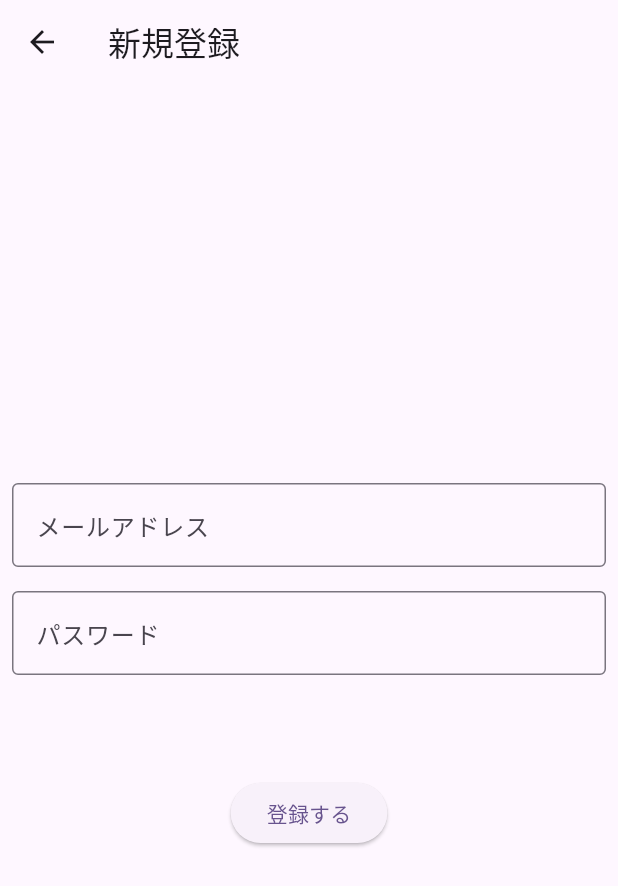
After one commit to koki-to/reference-app, a Flutter app: the screen it shows after launch, after a tap on "ログインする", after a tap on "新規登録", on a phone screen of 412 x 824 dp. The commit adds this screen. Shown: the top 886 px of the screen. Run offline on Flutter 3.47's test engine with Material 3 defaults, Android fonts, the phone set to English and light mode, and no system bars; our stand-ins replace auto_route, cloud_firestore, firebase_auth, firebase_core, flutter_riverpod, freezed_annotation; accounts and stored records are empty; generated files the repository leaves out were written again; network calls fail.

Commit message:
feat: login処理の追加

```diff
--- /dev/null
+++ b/lib/common_widgets/basic_form_field.dart
@@ -0,0 +1,47 @@
+import 'package:flutter/material.dart';
+import 'package:flutter_riverpod/flutter_riverpod.dart';
+
+class BasicFormField extends ConsumerStatefulWidget {
+  const BasicFormField({
+    required this.onChanged,
+    required this.validator,
+    required this.hintText,
+    super.key,
+  });
+  final void Function(String)? onChanged;
+  final String? Function(String?)? validator;
+  final String? hintText;
+
+  @override
+  ConsumerState<ConsumerStatefulWidget> createState() => _BasicFormFieldState();
+}
+
+class _BasicFormFieldState extends ConsumerState<BasicFormField> {
+  late TextEditingController controller;
+
+  @override
+  void initState() {
+    super.initState();
+    controller = TextEditingController();
+  }
+
+  @override
+  void dispose() {
+    super.dispose();
+    controller.dispose();
+  }
+
+  @override
+  Widget build(BuildContext context) {
+    return TextFormField(
+      autovalidateMode: AutovalidateMode.onUserInteraction,
+      controller: controller,
+      onChanged: widget.onChanged,
+      validator: widget.validator,
+      decoration: InputDecoration(
+        hintText: widget.hintText,
+        border: const OutlineInputBorder(),
+      ),
+    );
+  }
+}
--- a/lib/config/router.dart
+++ b/lib/config/router.dart
@@ -7,5 +7,7 @@ class AppRouter extends $AppRouter {
   @override
   List<AutoRoute> get routes => [
         AutoRoute(page: LoginRoute.page, initial: true),
+        AutoRoute(page: TodoListRoute.page),
+        AutoRoute(page: SignupRoute.page),
       ];
 }
--- /dev/null
+++ b/lib/utils/exception/app_exception.dart
@@ -0,0 +1,9 @@
+/// アプリ内でerror関連で実装するクラス
+class AppException implements Exception {
+  const AppException({this.code, this.message = '不明なエラーが発生しました。'});
+
+  // ステータスコード等
+  final String? code;
+  // 例外処理の内容
+  final String? message;
+}
--- /dev/null
+++ b/lib/utils/firebase_auth_error_convert.dart
@@ -0,0 +1,22 @@
+import 'package:firebase_auth/firebase_auth.dart';
+
+String convertErrorMesseage(FirebaseAuthException e) {
+  switch (e.code) {
+    case 'invalid-email':
+      return 'メールアドレスが不正です。';
+    case 'wrong-password':
+      return 'パスワードが違います。';
+    case 'user-disabled':
+      return '指定されたユーザーは無効です。';
+    case 'user-not-found':
+      return '指定されたユーザーは存在しません。';
+    case 'operation-not-allowed':
+      return '指定されたユーザーはこの操作を許可していません。';
+    case 'too-many-requests':
+      return '指定されたユーザーはこの操作を許可していません。';
+    case 'email-already-exists':
+      return '指定されたメールアドレスは既に使用されています。';
+    default:
+      return '不明なエラーが発生しました';
+  }
+}
--- /dev/null
+++ b/lib/utils/validator.dart
@@ -0,0 +1,25 @@
+Validator get v => Validator();
+
+class Validator {
+  static final _emailRegExp = RegExp(r'^[^@]*@[^@]*$');
+
+  String? email(String? value) {
+    if (value == null || value.isEmpty) {
+      return 'メールアドレスを入力してください';
+    }
+    if (!_emailRegExp.hasMatch(value)) {
+      return '正しいメールアドレスを入力してください';
+    }
+    return null;
+  }
+
+  String? password(String? value) {
+    if (value == null || value.isEmpty) {
+      return 'パスワードを入力してください';
+    }
+    if (value.length < 8) {
+      return '8桁以上入力してください';
+    }
+    return null;
+  }
+}
--- a/lib/view/login/login_page.dart
+++ b/lib/view/login/login_page.dart
@@ -1,6 +1,14 @@
 import 'package:auto_route/auto_route.dart';
 import 'package:flutter/material.dart';
 import 'package:flutter_riverpod/flutter_riverpod.dart';
+
+import '../../common_widgets/alert_dialog.dart';
+import '../../common_widgets/basic_form_field.dart';
+import '../../config/providers.dart';
+import '../../config/router.gr.dart';
+import '../../model/entity/page_state.dart';
+import '../../utils/validator.dart';
+import 'login_controller.dart';
 
 @RoutePage()
 class LoginPage extends ConsumerWidget {
@@ -8,36 +16,21 @@ class LoginPage extends ConsumerWidget {
 
   @override
   Widget build(BuildContext context, WidgetRef ref) {
-    // ref.listen(loginControllerProvider, (_, state) async {
-    //   if (state.isLoading) {
-    //     ref.watch(overlayLoadingProvider.notifier).update((state) => true);
-    //     return;
-    //   }
-    //   await state.when(
-    //     data: (_) async {
-    //       ref.watch(overlayLoadingProvider.notifier).update((state) => false);
-    //       await context.router.replace(const HomeRoute());
-    //     },
-    //     error: (e, s) async {
-    //       ref.watch(overlayLoadingProvider.notifier).update((state) => false);
-    //       ref
-    //           .read(scaffoldMessengerServiceProvider)
-    //           .showSnackBar('エラーが発生しました。');
-    //     },
-    //     loading: () async {
-    //       ref.watch(overlayLoadingProvider.notifier).update((state) => true);
-    //     },
-    //   );
-    // });
-
-    // final state = ref.watch(loginControllerProvider);
-    final emialController = TextEditingController();
-    final passwordController = TextEditingController();
-    return Scaffold(
+    final formKey = ref.watch(formKeyProvider);
+    final controller = ref.watch(loginControllerProvider.notifier);
+    final pageState =
+        ref.watch(loginControllerProvider.select((value) => value.pageState));
+    return Stack(
+      children: [
+        Form(
+          key: formKey,
+          child: Scaffold(
             appBar: AppBar(
               title: const Text(
                 'ログイン画面',
+                style: TextStyle(color: Colors.white),
               ),
+              backgroundColor: Colors.blueAccent,
             ),
             body: Center(
               child: Column(
@@ -45,47 +38,71 @@ class LoginPage extends ConsumerWidget {
                 children: <Widget>[
                   Padding(
                     padding: const EdgeInsets.all(8),
-              child: TextFormField(
-                controller: emialController,
-                onChanged: (value) {},
-                decoration: const InputDecoration(
+                    child: BasicFormField(
+                      onChanged: (value) => controller.updateEmailAndPassword(
+                        email: value,
+                      ),
+                      validator: v.email,
                       hintText: 'メールアドレス',
-                  border: OutlineInputBorder(),
-                ),
                     ),
                   ),
                   Padding(
                     padding: const EdgeInsets.all(8),
-              child: TextFormField(
-                controller: passwordController,
-                onChanged: (value) {},
-                decoration: const InputDecoration(
+                    child: BasicFormField(
+                      onChanged: (value) => controller.updateEmailAndPassword(
+                        password: value,
+                      ),
+                      validator: v.password,
                       hintText: 'パスワード',
-                  border: OutlineInputBorder(),
+                    ),
+                  ),
+                  const SizedBox(height: 60),
+                  ElevatedButton(
+                    onPressed: () {
+                      if (formKey.currentState!.validate()) {
+                        controller.login().then(
+                              (value) => value
+                                  ? context.router
+                                      .replace(const TodoListRoute())
+                                  : null,
+                            );
+                      }
+                    },
+                    child: pageState is PageStateLoading
+                        ? const Text('確認中')
+                        : const Text('ログインする'),
+                  ),
+                  const SizedBox(height: 20),
+                  ElevatedButton(
+                    onPressed: () => context.router.push(const SignupRoute()),
+                    child: const Text('新規登録'),
+                  ),
+                ],
               ),
             ),
           ),
-            const SizedBox(height: 60),
-            // ElevatedButton(
-            //   onPressed: state.isLoading
-            //       ? null
-            //       : () async =>
-            //           ref.read(loginControllerProvider.notifier).login(
-            //                 email: emialController.text,
-            //                 password: passwordController.text,
-            //               ),
-            //   child: const Text('ログインする'),
-            // ),
-            // const SizedBox(height: 20),
-            // ElevatedButton(
-            //   onPressed: state.isLoading
-            //       ? null
-            //       : () => context.router.push(const SignupRoute()),
-            //   child: const Text('新規登録'),
-            // ),
-          ],
+        ),
+        if (pageState is PageStateLoading)
+          const Positioned.fill(
+            child: ColoredBox(
+              color: Colors.black38,
+              child: Center(child: CircularProgressIndicator()),
             ),
           ),
+        if (pageState is PageStateDialog)
+          Positioned.fill(
+            child: ColoredBox(
+              color: Colors.black38,
+              child: CostomAlertDialog(
+                onTap: () => controller.updatePageState(
+                  pageState: const PageState.none(),
+                ),
+                title: pageState.title!,
+                description: pageState.description!,
+              ),
+            ),
+          ),
+      ],
     );
   }
 }
--- /dev/null
+++ b/lib/view/sign_up/sign_up_page.dart
@@ -0,0 +1,60 @@
+import 'package:auto_route/auto_route.dart';
+import 'package:flutter/material.dart';
+import 'package:flutter_riverpod/flutter_riverpod.dart';
+
+import 'sign_up_controller.dart';
+
+@RoutePage()
+class SignupPage extends ConsumerWidget {
+  const SignupPage({super.key});
+
+  @override
+  Widget build(BuildContext context, WidgetRef ref) {
+    final controller = ref.watch(signUpControllerProvider);
+    final emialController = TextEditingController();
+    final passwordController = TextEditingController();
+    return Scaffold(
+      appBar: AppBar(
+        title: const Text('新規登録'),
+      ),
+      body: Center(
+        child: Column(
+          mainAxisAlignment: MainAxisAlignment.center,
+          children: [
+            Padding(
+              padding: const EdgeInsets.all(8),
+              child: TextFormField(
+                controller: emialController,
+                onChanged: (value) => controller.updateEmailAndPassword(
+                  email: value,
+                ),
+                decoration: const InputDecoration(
+                  hintText: 'メールアドレス',
+                  border: OutlineInputBorder(),
+                ),
+              ),
+            ),
+            Padding(
+              padding: const EdgeInsets.all(8),
+              child: TextFormField(
+                controller: passwordController,
+                onChanged: (value) => controller.updateEmailAndPassword(
+                  password: value,
+                ),
+                decoration: const InputDecoration(
+                  hintText: 'パスワード',
+                  border: OutlineInputBorder(),
+                ),
+              ),
+            ),
+            const SizedBox(height: 60),
+            ElevatedButton(
+              onPressed: controller.signUp,
+              child: const Text('登録する'),
+            ),
+          ],
+        ),
+      ),
+    );
+  }
+}
--- a/lib/view/todo_list/todo_list_page.dart
+++ b/lib/view/todo_list/todo_list_page.dart
@@ -1,3 +1,4 @@
+import 'package:auto_route/auto_route.dart';
 import 'package:flutter/material.dart';
 import 'package:flutter_riverpod/flutter_riverpod.dart';
 
@@ -6,6 +7,7 @@ import '../../model/entity/todo.dart';
 import '../todo_edit/todo_edit_page.dart';
 import 'todo_list_controller.dart';
 
+@RoutePage()
 class TodoListPage extends ConsumerWidget {
   const TodoListPage({super.key});
 
--- a/pubspec.yaml
+++ b/pubspec.yaml
@@ -11,6 +11,7 @@ dependencies:
   build_runner: ^2.4.8
   cloud_firestore: ^4.14.0
   cupertino_icons: ^1.0.2
+  firebase_auth: ^4.16.0
   firebase_core: ^2.24.2
   flutter:
     sdk: flutter
```
Also changed, not shown: lib/common_widgets/alert_dialog.dart (added, +61 -0 lines), lib/config/providers.dart (+13 -3 lines), lib/model/entity/page_state.dart (added, +27 -0 lines), lib/model/entity/result.dart (added, +13 -0 lines), lib/repository/auth_repository.dart (added, +64 -0 lines), lib/view/login/login_controller.dart (+56 -0 lines), lib/view/login/login_state.dart (added, +16 -0 lines), lib/view/sign_up/sign_up_controller.dart (added, +37 -0 lines), lib/view/sign_up/sign_up_state.dart (added, +15 -0 lines), lib/config/router.gr.dart, pubspec.lock, 4 other files. Lines whose indentation alone changed are shown as unchanged.
